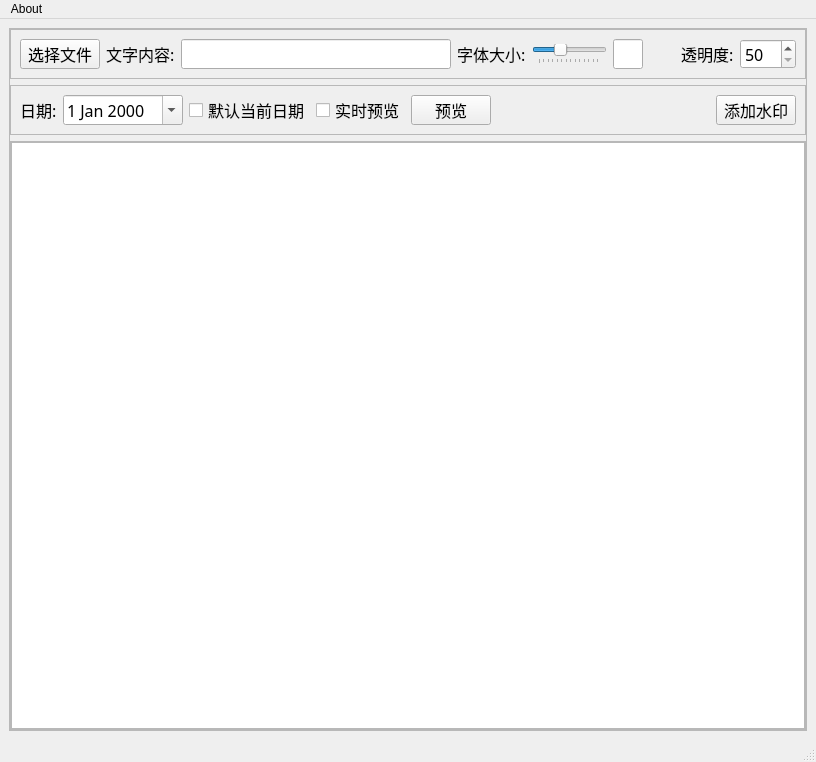
This is mainform.ui in clang2you/text_watermark as Qt 5 draws it before an edit. The edited form follows.
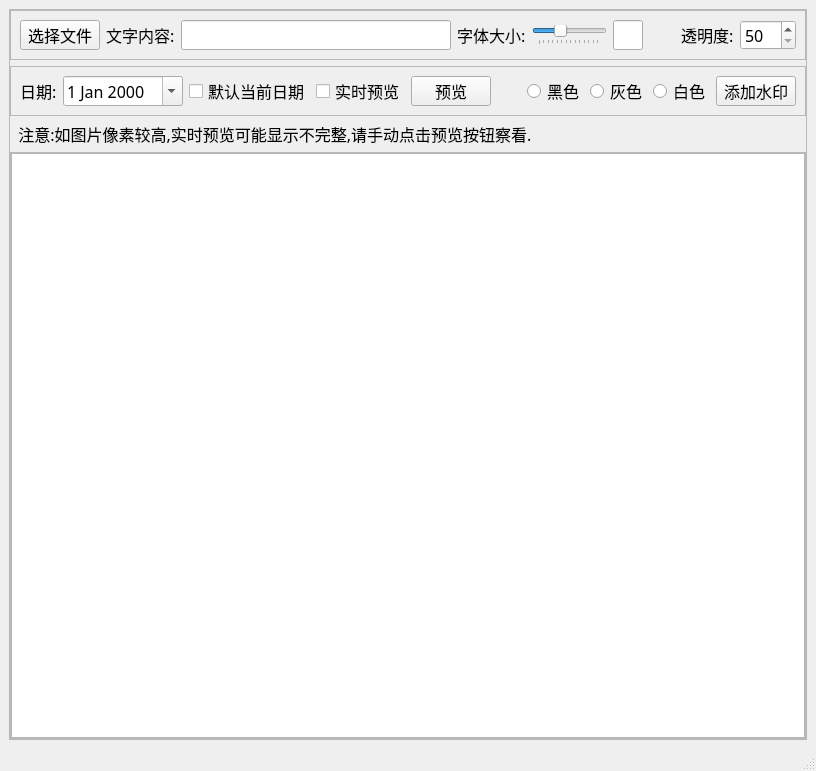
This is the edited form.

Diff of the .ui file:
```diff
--- a/mainform.ui
+++ b/mainform.ui
@@ -7,7 +7,7 @@
     <x>0</x>
     <y>0</y>
     <width>816</width>
-    <height>762</height>
+    <height>766</height>
    </rect>
   </property>
   <property name="windowTitle">
@@ -221,6 +221,27 @@
             </property>
            </spacer>
           </item>
+          <item>
+           <widget class="QRadioButton" name="radioBlack">
+            <property name="text">
+             <string>黑色</string>
+            </property>
+           </widget>
+          </item>
+          <item>
+           <widget class="QRadioButton" name="radioGrey">
+            <property name="text">
+             <string>灰色</string>
+            </property>
+           </widget>
+          </item>
+          <item>
+           <widget class="QRadioButton" name="radioWhite">
+            <property name="text">
+             <string>白色</string>
+            </property>
+           </widget>
+          </item>
           <item>
            <widget class="QPushButton" name="addWatermarksBtn">
             <property name="text">
@@ -231,6 +252,13 @@
          </layout>
         </widget>
        </item>
+       <item>
+        <widget class="QLabel" name="label_5">
+         <property name="text">
+          <string>  注意:如图片像素较高,实时预览可能显示不完整,请手动点击预览按钮察看.</string>
+         </property>
+        </widget>
+       </item>
        <item>
         <widget class="QFrame" name="frame_6">
          <property name="frameShape">
@@ -253,7 +281,14 @@
            <number>0</number>
           </property>
           <item>
-           <widget class="QGraphicsView" name="graphicsView"/>
+           <widget class="QGraphicsView" name="graphicsView">
+            <property name="minimumSize">
+             <size>
+              <width>794</width>
+              <height>585</height>
+             </size>
+            </property>
+           </widget>
           </item>
          </layout>
         </widget>
@@ -263,22 +298,6 @@
     </item>
    </layout>
   </widget>
-  <widget class="QMenuBar" name="menubar">
-   <property name="geometry">
-    <rect>
-     <x>0</x>
-     <y>0</y>
-     <width>816</width>
-     <height>23</height>
-    </rect>
-   </property>
-   <widget class="QMenu" name="menuAbout">
-    <property name="title">
-     <string>About</string>
-    </property>
-   </widget>
-   <addaction name="menuAbout"/>
-  </widget>
   <widget class="QStatusBar" name="statusbar"/>
  </widget>
  <resources/>
```
Left out of the diff: 2 changed lines with no effect on the pictures.
